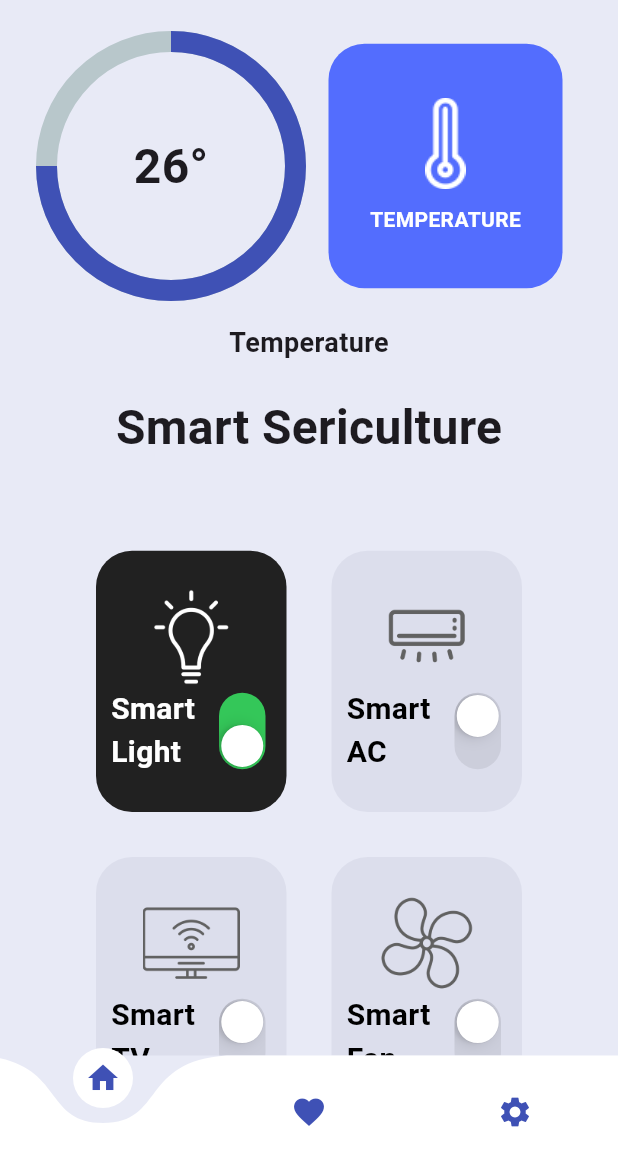
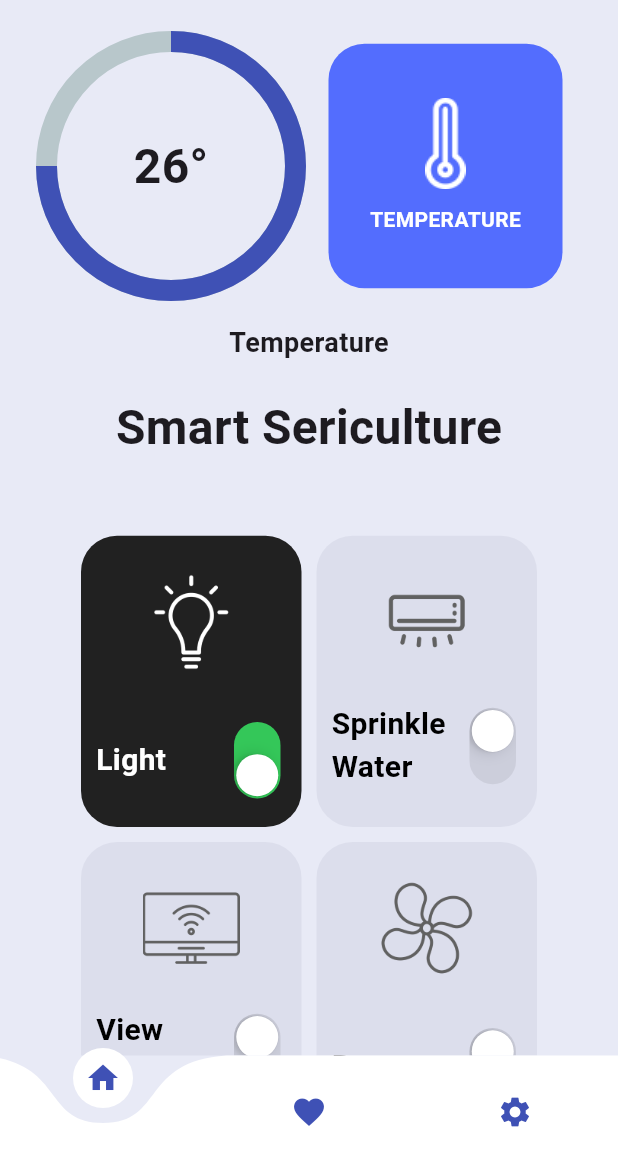
Before and after one commit to mukunth-j/hack_elite, a Flutter app: the screen it shows after launch, on a phone screen of 412 x 824 dp, the part 68-1236 px from its top. Run offline on Flutter 3.47's test engine with Material 3 defaults, Android fonts, the phone set to English and light mode, and no system bars; drawn by our look-alikes of curved_navigation_bar, percent_indicator; our stand-ins replace firebase_core; accounts and stored records are empty.

Commit message:
After Naming

```diff
--- a/lib/main.dart
+++ b/lib/main.dart
@@ -1,7 +1,6 @@
 import 'package:flutter/cupertino.dart';
 import 'package:flutter/material.dart';
 import 'package:flutter/rendering.dart';
-
 import 'pages/homepage.dart';
 
 void main() {
--- a/lib/pages/homepage.dart
+++ b/lib/pages/homepage.dart
@@ -14,10 +14,10 @@ class HomePage extends StatefulWidget {
 class _HomePageState extends State<HomePage> {
   List mySmartDevices = [
     // [ smartDeviceName, iconPath , powerStatus ]
-    ["Smart Light", "lib/icons/light-bulb.png", true],
-    ["Smart AC", "lib/icons/air-conditioner.png", false],
-    ["Smart TV", "lib/icons/smart-tv.png", false],
-    ["Smart Fan", "lib/icons/fan.png", false],
+    ["Light", "lib/icons/light-bulb.png", true],
+    ["Sprinkle Water", "lib/icons/air-conditioner.png", false],
+    ["View Camera", "lib/icons/smart-tv.png", false],
+    ["Buzzer", "lib/icons/fan.png", false],
   ];
 
   // power button switched
--- a/lib/util/smart_device_box.dart
+++ b/lib/util/smart_device_box.dart
@@ -2,7 +2,6 @@ import 'dart:math';
 
 import 'package:flutter/cupertino.dart';
 import 'package:flutter/material.dart';
-import 'package:google_fonts/google_fonts.dart';
 
 class SmartDeviceBox extends StatelessWidget {
   final String smartDeviceName;
@@ -21,7 +20,7 @@ class SmartDeviceBox extends StatelessWidget {
   @override
   Widget build(BuildContext context) {
     return Padding(
-      padding: const EdgeInsets.all(15.0),
+      padding: const EdgeInsets.all(5.0),
       child: Container(
         decoration: BoxDecoration(
           borderRadius: BorderRadius.circular(24),
```
